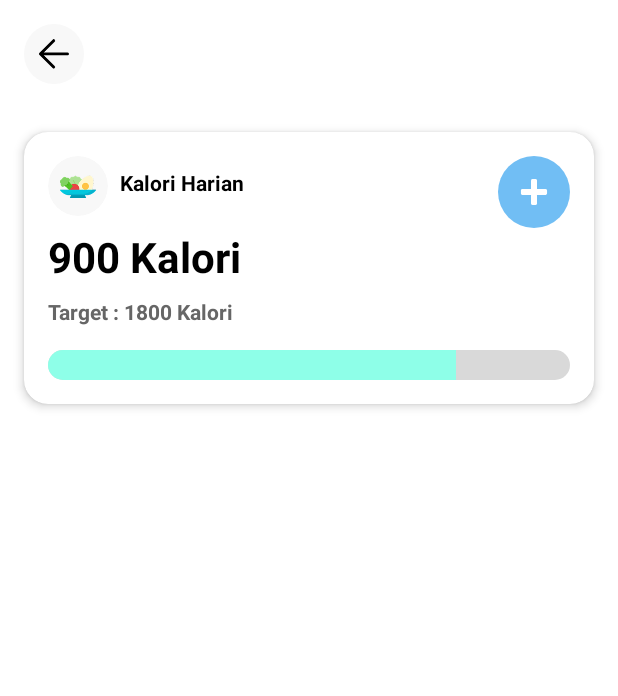
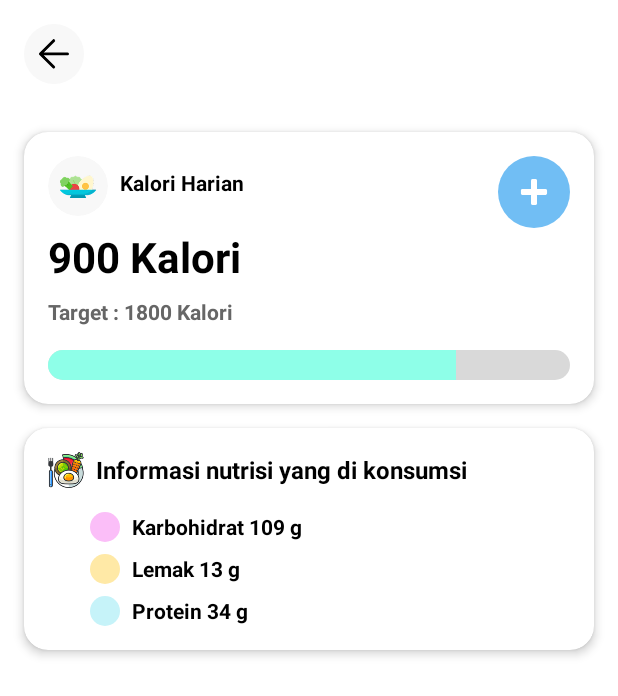
Before and after one commit to alifnrhman/sehatbersama, an Android app: the KaloriPage screen opened directly, with no data from a screen before it, on a phone screen of 412 x 824 dp. Shown: the top 696 px of the screen. Run offline under Robolectric (Android 15) with nearby library versions, the phone set to English and light mode, and no system bars; our stand-ins replace CircleImageView.

Commit message:
menambahkan card nutrisi di kalori page

```diff
--- /dev/null
+++ b/app/src/main/res/drawable/circle_dot.xml
@@ -0,0 +1,4 @@
+<shape xmlns:android="http://schemas.android.com/apk/res/android"
+    android:shape="oval">
+    <solid android:color="?android:attr/colorAccent" />
+</shape>
--- a/app/src/main/res/layout/activity_kalori_page.xml
+++ b/app/src/main/res/layout/activity_kalori_page.xml
@@ -38,7 +38,7 @@
         app:layout_constraintEnd_toEndOf="parent">
 
         <RelativeLayout
-            android:layout_width="match_parent"
+            android:layout_width="wrap_content"
             android:layout_height="wrap_content"
             android:padding="16dp">
 
@@ -49,17 +49,17 @@
                 android:layout_height="40dp"
                 android:layout_alignParentStart="true"
                 android:layout_alignParentTop="true"
+                app:cardBackgroundColor="#F8F8F8"
                 app:cardCornerRadius="20dp"
-                app:cardElevation="0dp"
-                app:cardBackgroundColor="#F8F8F8">
+                app:cardElevation="0dp">
 
                 <ImageView
                     android:id="@+id/iconKalori"
                     android:layout_width="24dp"
                     android:layout_height="24dp"
                     android:layout_gravity="center"
-                    android:src="@drawable/makanan"
-                    android:contentDescription="Icon Kalori" />
+                    android:contentDescription="Icon Kalori"
+                    android:src="@drawable/makanan" />
             </androidx.cardview.widget.CardView>
 
             <!-- Label Kalori Harian -->
@@ -67,15 +67,14 @@
                 android:id="@+id/textKaloriHarian"
                 android:layout_width="wrap_content"
                 android:layout_height="wrap_content"
-                android:text="Kalori Harian"
-                android:textStyle="bold"
-                android:textColor="#000000"
-                android:textSize="14sp"
-                android:layout_toEndOf="@id/iconKaloriContainer"
                 android:layout_alignTop="@id/iconKaloriContainer"
                 android:layout_marginStart="8dp"
                 android:layout_marginTop="8dp"
-                />
+                android:layout_toEndOf="@id/iconKaloriContainer"
+                android:text="Kalori Harian"
+                android:textColor="#000000"
+                android:textSize="14sp"
+                android:textStyle="bold" />
 
             <!-- Tombol Tambah Kalori -->
             <ImageButton
@@ -95,26 +94,26 @@
                 android:id="@+id/kaloriSaatIni"
                 android:layout_width="wrap_content"
                 android:layout_height="wrap_content"
-                android:text="900 Kalori"
-                android:textSize="28sp"
-                android:textStyle="bold"
-                android:textColor="#000000"
                 android:layout_below="@id/iconKaloriContainer"
                 android:layout_alignParentStart="true"
-                android:layout_marginTop="8dp" />
+                android:layout_marginTop="8dp"
+                android:text="900 Kalori"
+                android:textColor="#000000"
+                android:textSize="28sp"
+                android:textStyle="bold" />
 
             <!-- Target Kalori -->
             <TextView
                 android:id="@+id/targetKalori"
                 android:layout_width="wrap_content"
                 android:layout_height="wrap_content"
+                android:layout_below="@id/kaloriSaatIni"
+                android:layout_alignParentStart="true"
+                android:layout_marginTop="8dp"
                 android:text="Target : 1800 Kalori"
                 android:textColor="#666666"
                 android:textSize="14sp"
-                android:textStyle="bold"
-                android:layout_below="@id/kaloriSaatIni"
-                android:layout_alignParentStart="true"
-                android:layout_marginTop="8dp" />
+                android:textStyle="bold" />
 
             <!-- Progress Bar -->
             <ProgressBar
@@ -124,11 +123,131 @@
                 android:layout_height="20dp"
                 android:layout_below="@id/targetKalori"
                 android:layout_marginTop="16dp"
+                android:max="100"
                 android:progress="78"
-                android:max="100"
                 android:progressDrawable="@drawable/progress_bar_kalori" />
 
         </RelativeLayout>
     </androidx.cardview.widget.CardView>
 
+    <androidx.cardview.widget.CardView
+        android:id="@+id/cardInformasiNutrisi"
+        android:layout_width="0dp"
+        android:layout_height="wrap_content"
+        android:layout_marginTop="16dp"
+        android:layout_marginStart="16dp"
+        android:layout_marginEnd="16dp"
+        app:cardCornerRadius="16dp"
+        app:cardElevation="4dp"
+        app:layout_constraintTop_toBottomOf="@id/cardKalori"
+        app:layout_constraintStart_toStartOf="parent"
+        app:layout_constraintEnd_toEndOf="parent">
+
+        <LinearLayout
+            android:layout_width="match_parent"
+            android:layout_height="wrap_content"
+            android:orientation="vertical"
+            android:padding="16dp">
+
+            <!-- Header dengan Icon -->
+            <LinearLayout
+                android:layout_width="wrap_content"
+                android:layout_height="wrap_content"
+                android:orientation="horizontal"
+                android:gravity="center_vertical"
+                android:layout_marginBottom="16dp">
+
+                <ImageView
+                    android:layout_width="24dp"
+                    android:layout_height="24dp"
+                    android:src="@drawable/nutrisi"
+                    android:contentDescription="Icon Nutrisi" />
+
+                <TextView
+                    android:layout_width="wrap_content"
+                    android:layout_height="wrap_content"
+                    android:layout_marginStart="8dp"
+                    android:text="Informasi nutrisi yang di konsumsi"
+                    android:textStyle="bold"
+                    android:textColor="#000000"
+                    android:textSize="16sp" />
+            </LinearLayout>
+
+            <!-- Karbohidrat -->
+            <LinearLayout
+                android:layout_width="wrap_content"
+                android:layout_height="wrap_content"
+                android:orientation="horizontal"
+                android:layout_marginBottom="8dp"
+                android:gravity="center_vertical">
+
+                <View
+                    android:layout_width="20dp"
+                    android:layout_height="20dp"
+                    android:layout_marginStart="28dp"
+                    android:layout_marginEnd="8dp"
+                    android:backgroundTint="#FBBEF8"
+                    android:background="@drawable/circle_dot" />
+
+                <TextView
+                    android:layout_width="wrap_content"
+                    android:layout_height="wrap_content"
+                    android:text="Karbohidrat 109 g"
+                    android:textColor="#000000"
+                    android:textSize="14sp"
+                    android:textStyle="bold" />
+            </LinearLayout>
+
+            <!-- Lemak -->
+            <LinearLayout
+                android:layout_width="wrap_content"
+                android:layout_height="wrap_content"
+                android:orientation="horizontal"
+                android:layout_marginBottom="8dp"
+                android:gravity="center_vertical">
+
+                <View
+                    android:layout_width="20dp"
+                    android:layout_height="20dp"
+                    android:layout_marginStart="28dp"
+                    android:layout_marginEnd="8dp"
+                    android:backgroundTint="#FFE9A6"
+                    android:background="@drawable/circle_dot" />
+
+                <TextView
+                    android:layout_width="wrap_content"
+                    android:layout_height="wrap_content"
+                    android:text="Lemak 13 g"
+                    android:textColor="#000000"
+                    android:textStyle="bold"
+                    android:textSize="14sp" />
+            </LinearLayout>
+
+            <!-- Protein -->
+            <LinearLayout
+                android:layout_width="wrap_content"
+                android:layout_height="wrap_content"
+                android:orientation="horizontal"
+                android:gravity="center_vertical">
+
+                <View
+                    android:layout_width="20dp"
+                    android:layout_height="20dp"
+                    android:layout_marginStart="28dp"
+                    android:layout_marginEnd="8dp"
+                    android:backgroundTint="#C6F3F9"
+                    android:background="@drawable/circle_dot" />
+
+                <TextView
+                    android:layout_width="wrap_content"
+                    android:layout_height="wrap_content"
+                    android:text="Protein 34 g"
+                    android:textColor="#000000"
+                    android:textStyle="bold"
+                    android:textSize="14sp" />
+            </LinearLayout>
+
+        </LinearLayout>
+    </androidx.cardview.widget.CardView>
+
 </androidx.constraintlayout.widget.ConstraintLayout>
```
